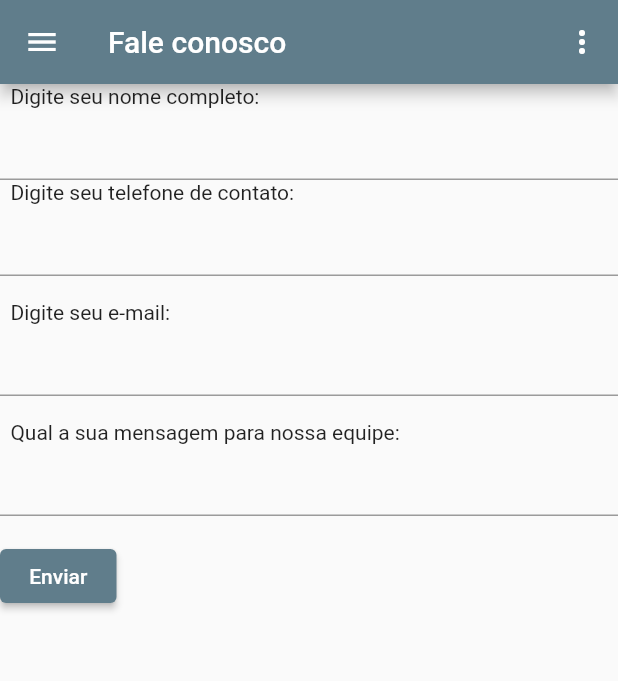
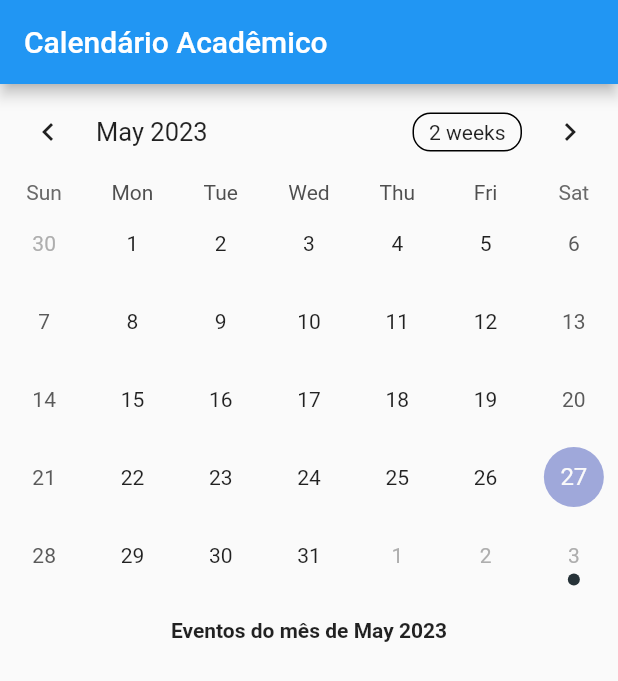
Before and after one commit to zoidepomba/dev_mobile, a Flutter app: the Home screen opened directly, in the side drawer, after a tap on "Calendario Academico", on a phone screen of 412 x 824 dp. Shown: the top 681 px of the screen. Run offline on Flutter 3.47's test engine with Material 2 defaults, Android fonts, the phone set to English and light mode, and no system bars; drawn by our look-alikes of table_calendar; our stand-ins replace carousel_slider.

Commit message:
realizado acriação de novas telas

```diff
--- a/lib/agenda.dart
+++ b/lib/agenda.dart
@@ -1,6 +1,3 @@
-import 'package:data_trend/products.dart';
-import 'package:data_trend/tell_with_us.dart';
-import 'package:data_trend/contacts.dart';
 import 'package:flutter/material.dart';
 
 class AgendaScreen extends StatelessWidget {
--- /dev/null
+++ b/lib/calendario.dart
@@ -0,0 +1,140 @@
+import 'package:flutter/material.dart';
+import 'package:intl/intl.dart';
+import 'package:table_calendar/table_calendar.dart';
+
+void main() {
+  runApp(CalendarApp());
+}
+
+class CalendarApp extends StatelessWidget {
+  @override
+  Widget build(BuildContext context) {
+    return MaterialApp(
+      title: 'Calendar App',
+      theme: ThemeData(
+        primarySwatch: Colors.blue,
+      ),
+      home: CalendarScreen(),
+    );
+  }
+}
+
+class CalendarScreen extends StatelessWidget {
+  @override
+  Widget build(BuildContext context) {
+    return Scaffold(
+      appBar: AppBar(
+        title: Text('Calendário Acadêmico'),
+      ),
+      body: CalendarWidget(),
+    );
+  }
+}
+
+class Event {
+  final DateTime date;
+  final String title;
+
+  Event(this.date, this.title);
+}
+
+class CalendarWidget extends StatefulWidget {
+  @override
+  _CalendarWidgetState createState() => _CalendarWidgetState();
+}
+
+class _CalendarWidgetState extends State<CalendarWidget> {
+  late DateTime selectedDate;
+  DateFormat dateFormat = DateFormat('dd/MM/yyyy');
+  Map<DateTime, List<Event>> events = {
+    DateTime(2023, 6, 3): [
+      Event(DateTime(2023, 6, 3), 'Jogo marcado no Parque do Sabia as 18:30'),
+    ],
+    DateTime(2023, 9, 10): [
+      Event(DateTime(2023, 9, 10),
+          'Palestra :Tendências da Tecnologia da Informação'),
+    ],
+    DateTime(2023, 7, 7): [
+      Event(DateTime(2023, 7, 7), 'Festival do Turismo'),
+    ],
+    DateTime(2023, 6, 31): [
+      Event(DateTime(2023, 6, 31), 'Data de Entrega do Projeto Científico'),
+    ],
+  };
+
+  @override
+  void initState() {
+    super.initState();
+    selectedDate = DateTime.now();
+  }
+
+  List<Event> _getEventsForDay(DateTime day) {
+    return events[DateTime(day.year, day.month, day.day)] ?? [];
+  }
+
+  Widget _buildEventList(DateTime day) {
+    List<Event> dayEvents = _getEventsForDay(day);
+
+    if (dayEvents.isEmpty) {
+      return Container(); // Retorna um container vazio se não houver eventos
+    }
+
+    return Column(
+      children: dayEvents
+          .map(
+            (event) => ListTile(
+              title: Text(dateFormat.format(event.date)),
+              subtitle: Text(event.title),
+            ),
+          )
+          .toList(),
+    );
+  }
+
+  void _updateEvents() {
+    setState(() {});
+  }
+
+  @override
+  Widget build(BuildContext context) {
+    return Column(
+      children: [
+        TableCalendar(
+          firstDay: DateTime(2023),
+          lastDay: DateTime(2023, 12, 31),
+          focusedDay: selectedDate,
+          calendarFormat: CalendarFormat.month,
+          eventLoader: (date) => _getEventsForDay(date),
+          onDaySelected: (selectedDay, focusedDay) {
+            setState(() {
+              selectedDate = selectedDay;
+            });
+          },
+          onPageChanged: (focusedDay) {
+            setState(() {
+              selectedDate = focusedDay;
+            });
+            _updateEvents();
+          },
+        ),
+        SizedBox(height: 16),
+        Text(
+          'Eventos do mês de ${DateFormat('MMMM yyyy').format(selectedDate)}',
+          style: TextStyle(fontWeight: FontWeight.bold),
+        ),
+        SizedBox(height: 8),
+        Expanded(
+          child: ListView.builder(
+            itemCount:
+                DateTime(selectedDate.year, selectedDate.month + 1, 0).day,
+            itemBuilder: (context, index) {
+              DateTime day =
+                  DateTime(selectedDate.year, selectedDate.month, index + 1);
+              return _buildEventList(day);
+            },
+          ),
+        ),
+      ],
+    );
+  }
+}
--- a/lib/curso.dart
+++ b/lib/curso.dart
@@ -1,8 +1,4 @@
-import 'package:data_trend/products.dart';
-import 'package:data_trend/tell_with_us.dart';
-import 'package:data_trend/contacts.dart';
 import 'package:flutter/material.dart';
-import 'contacts.dart';
 import 'home.dart';
 
 class SelectedCurso extends StatelessWidget {
--- a/lib/home.dart
+++ b/lib/home.dart
@@ -1,10 +1,10 @@
-import 'package:data_trend/products.dart';
 import 'package:data_trend/tell_with_us.dart';
 import 'package:data_trend/contacts.dart';
 import 'package:flutter/material.dart';
-import 'contacts.dart';
 import 'curso.dart';
 import 'agenda.dart';
+import 'login.dart';
+import 'calendario.dart';
 
 class HomeWidget extends StatelessWidget {
   @override
@@ -35,31 +35,49 @@ class HomeState extends State<Home> {
           PopupMenuButton(itemBuilder: (context) {
             return [
               PopupMenuItem(
-                child: const Text('Sobre'),
-                onTap: () => _sobre(context),
+                child: const Text('Sair'),
+                onTap: () {
+                  Navigator.push(
+                    context,
+                    MaterialPageRoute(builder: (context) => LoginApp()),
+                  );
+                },
               ),
             ];
           })
         ],
       ),
-      /*body: Center(
-        child: GestureDetector(
+      body: Padding(
+          padding: EdgeInsets.all(16.0),
           child: Column(
-              crossAxisAlignment: CrossAxisAlignment.center,
-              mainAxisAlignment: MainAxisAlignment.center,
-              children: [
-                Text(
-                  'Seja muito bem-vindo\na\nDATA TREND',
-                  style: TextStyle(fontSize: 30),
-                  textAlign: TextAlign.center,
+            mainAxisAlignment: MainAxisAlignment.center,
+            children: <Widget>[
+              Text(
+                'Bem vindo a Universidade do Canãa (UNICAN)\n',
+                style: TextStyle(
+                  fontSize: 18,
+                  fontWeight: FontWeight.bold,
                 ),
-                Text(
-                  '\nContador: $_counter',
-                  style: TextStyle(fontSize: 20),
+                textAlign: TextAlign.center,
+              ),
+              Image.asset(
+                'assets/user.png',
+                width: 200,
+                height: 200,
+              ),
+              Text(
+                'Guilherme Felipe Santos\n\n'
+                'Sistemas de informações\n\n'
+                '8ª Periodo\n\n'
+                'RA:1020304050',
+                style: TextStyle(
+                  fontSize: 18,
+                  fontWeight: FontWeight.bold,
                 ),
-              ]),
-        ),
-      ),*/
+                textAlign: TextAlign.center,
+              ),
+            ],
+          )),
       bottomNavigationBar: BottomAppBar(
         shape: const CircularNotchedRectangle(),
         child: Container(
@@ -106,7 +124,7 @@ class HomeState extends State<Home> {
               onTap: () {
                 Navigator.push(
                   context,
-                  MaterialPageRoute(builder: (context) => TellWithUsWidget()),
+                  MaterialPageRoute(builder: (context) => CalendarApp()),
                 );
               },
             ),
@@ -142,32 +160,4 @@ class HomeState extends State<Home> {
       ),
     );
   }
-
-  Future<void> _sobre(BuildContext context) {
-    return showDialog<void>(
-      context: context,
-      builder: (BuildContext context) {
-        return AlertDialog(
-          title: const Text('Sobre'),
-          content: const Text('Desenvolvido por:\n'
-              'Hebert Alves, professor de Desenvolvimento '
-              'Mobile da turma de 2023-1\n\n'
-              'Aqui é a home do nosso App, a partir dela '
-              'o usuário inicia a experiência de uso de '
-              'todas as funções criadas.'),
-          actions: <Widget>[
-            TextButton(
-              style: TextButton.styleFrom(
-                textStyle: Theme.of(context).textTheme.labelLarge,
-              ),
-              child: const Text('Voltar'),
-              onPressed: () {
-                Navigator.of(context).pop();
-              },
-            ),
-          ],
-        );
-      },
-    );
-  }
 }
--- a/lib/login.dart
+++ b/lib/login.dart
@@ -1,8 +1,4 @@
-import 'package:data_trend/products.dart';
-import 'package:data_trend/tell_with_us.dart';
-import 'package:data_trend/contacts.dart';
 import 'package:flutter/material.dart';
-import 'contacts.dart';
 import 'curso.dart';
 import 'reset_senha.dart';
 
@@ -34,7 +30,7 @@ class _LoginPageState extends State<LoginPage> {
 
     //logica de autenticacao
 
-    if (email == 'admin@teste.com.br' && password == 'teste123456') {
+    if (email == 'admin' && password == '123456') {
       Navigator.pushReplacement(
         context,
         MaterialPageRoute(builder: (context) => SelectedCurso()),
--- a/lib/reset_senha.dart
+++ b/lib/reset_senha.dart
@@ -1,6 +1,3 @@
-import 'package:data_trend/products.dart';
-import 'package:data_trend/tell_with_us.dart';
-import 'package:data_trend/contacts.dart';
 import 'package:flutter/material.dart';
 import 'login.dart';
 
--- a/pubspec.yaml
+++ b/pubspec.yaml
@@ -12,7 +12,7 @@ dependencies:
     sdk: flutter
   http:
   intl:
-
+  table_calendar: ^3.0.9
   cupertino_icons: ^1.0.2
   carousel_slider: ^4.2.1
 
```
Also changed, not shown: assets/user.png (added).
